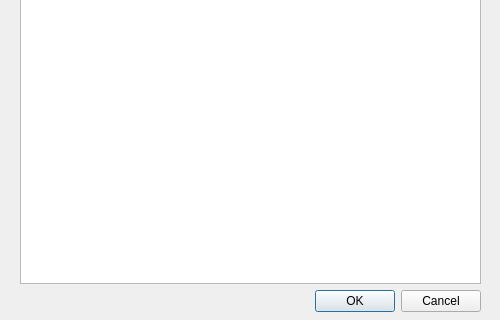
This is designer/qprev.ui in sobjornstad/clicker-quiz-manager as Qt 5 draws it before an edit; both pictures show x 0 to 500 and y 149 to 469 of the 500 by 469 pixel window. The edited form follows.
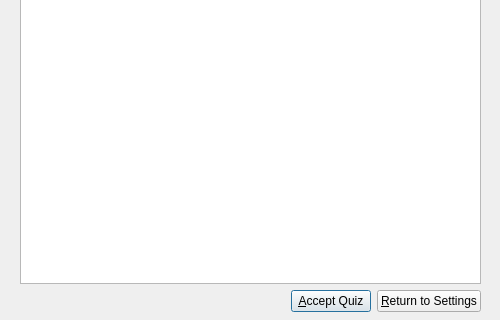
This is the edited form.

Commit message: don't let user use a blank quiz; tooltips in preview dialog

What changed in the file:
```diff
--- a/designer/qprev.ui
+++ b/designer/qprev.ui
@@ -48,14 +48,17 @@
       <item>
        <widget class="QPushButton" name="okButton">
         <property name="text">
-         <string>OK</string>
+         <string>&amp;Accept Quiz</string>
+        </property>
+        <property name="default">
+         <bool>true</bool>
         </property>
        </widget>
       </item>
       <item>
        <widget class="QPushButton" name="cancelButton">
         <property name="text">
-         <string>Cancel</string>
+         <string>&amp;Return to Settings</string>
         </property>
        </widget>
       </item>
```
Left out of the diff: 6 changed lines with no effect on the pictures. The commit also changes 1 other file.
